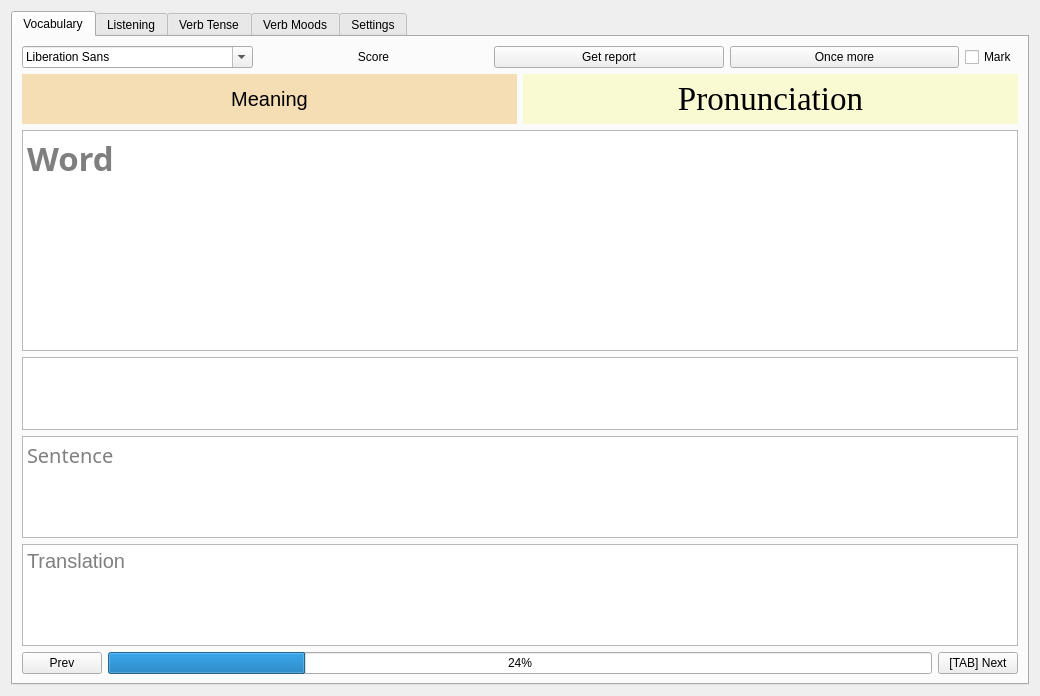
Above: ui/EnglishPractice.ui from SuWeipeng/EnglishPractice before the change. Below: the same form after it.
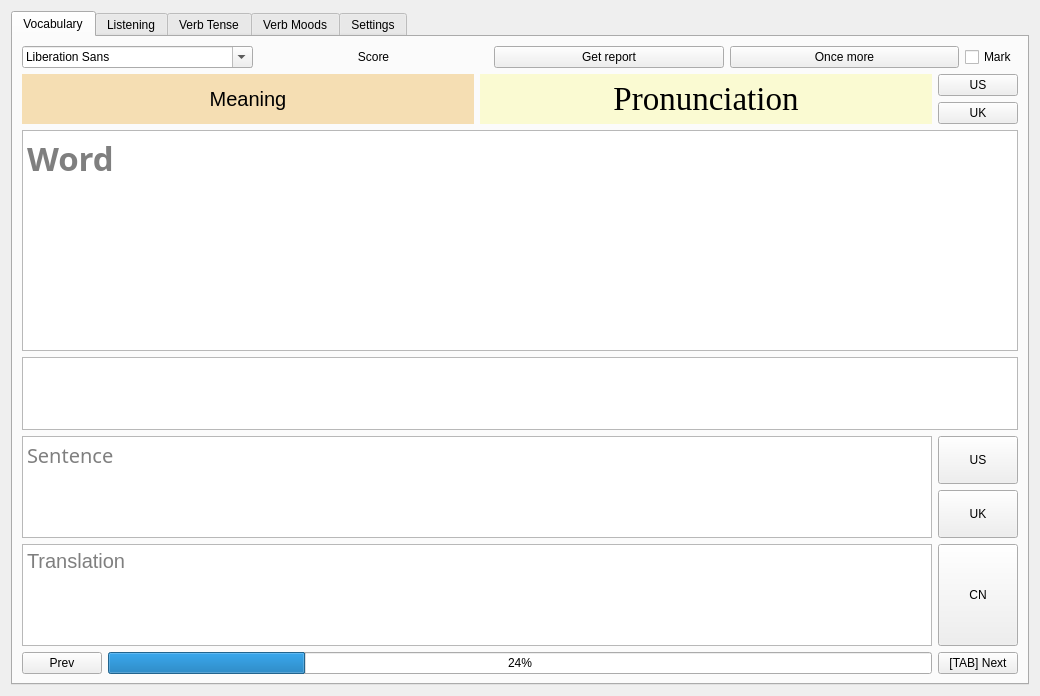
That is the form after the change.

What changed in the file:
```diff
--- a/ui/EnglishPractice.ui
+++ b/ui/EnglishPractice.ui
@@ -152,6 +152,36 @@
            </property>
           </widget>
          </item>
+         <item>
+          <layout class="QVBoxLayout" name="verticalLayout_43">
+           <item>
+            <widget class="QPushButton" name="pushButton_22">
+             <property name="sizePolicy">
+              <sizepolicy hsizetype="Minimum" vsizetype="Expanding">
+               <horstretch>0</horstretch>
+               <verstretch>0</verstretch>
+              </sizepolicy>
+             </property>
+             <property name="text">
+              <string>US</string>
+             </property>
+            </widget>
+           </item>
+           <item>
+            <widget class="QPushButton" name="pushButton_21">
+             <property name="sizePolicy">
+              <sizepolicy hsizetype="Minimum" vsizetype="Expanding">
+               <horstretch>0</horstretch>
+               <verstretch>0</verstretch>
+              </sizepolicy>
+             </property>
+             <property name="text">
+              <string>UK</string>
+             </property>
+            </widget>
+           </item>
+          </layout>
+         </item>
         </layout>
        </item>
        <item>
@@ -207,6 +237,8 @@
         </layout>
        </item>
        <item>
+        <layout class="QHBoxLayout" name="horizontalLayout_55">
+         <item>
         <widget class="QTextEdit" name="textEdit_2">
          <property name="minimumSize">
           <size>
@@ -226,6 +258,40 @@
         </widget>
        </item>
        <item>
+          <layout class="QVBoxLayout" name="verticalLayout_44">
+           <item>
+            <widget class="QPushButton" name="pushButton_24">
+             <property name="sizePolicy">
+              <sizepolicy hsizetype="Minimum" vsizetype="Expanding">
+               <horstretch>0</horstretch>
+               <verstretch>0</verstretch>
+              </sizepolicy>
+             </property>
+             <property name="text">
+              <string>US</string>
+             </property>
+            </widget>
+           </item>
+           <item>
+            <widget class="QPushButton" name="pushButton_25">
+             <property name="sizePolicy">
+              <sizepolicy hsizetype="Minimum" vsizetype="Expanding">
+               <horstretch>0</horstretch>
+               <verstretch>0</verstretch>
+              </sizepolicy>
+             </property>
+             <property name="text">
+              <string>UK</string>
+             </property>
+            </widget>
+           </item>
+          </layout>
+         </item>
+        </layout>
+       </item>
+       <item>
+        <layout class="QHBoxLayout" name="horizontalLayout_58">
+         <item>
         <widget class="QTextBrowser" name="textBrowser">
          <property name="minimumSize">
           <size>
@@ -242,6 +308,21 @@
           <string>Translation</string>
          </property>
         </widget>
+         </item>
+         <item>
+          <widget class="QPushButton" name="pushButton_23">
+           <property name="sizePolicy">
+            <sizepolicy hsizetype="Minimum" vsizetype="Expanding">
+             <horstretch>0</horstretch>
+             <verstretch>0</verstretch>
+            </sizepolicy>
+           </property>
+           <property name="text">
+            <string>CN</string>
+           </property>
+          </widget>
+         </item>
+        </layout>
        </item>
        <item>
         <layout class="QHBoxLayout" name="horizontalLayout_4">
```
Lines whose indentation alone changed are shown as unchanged.
